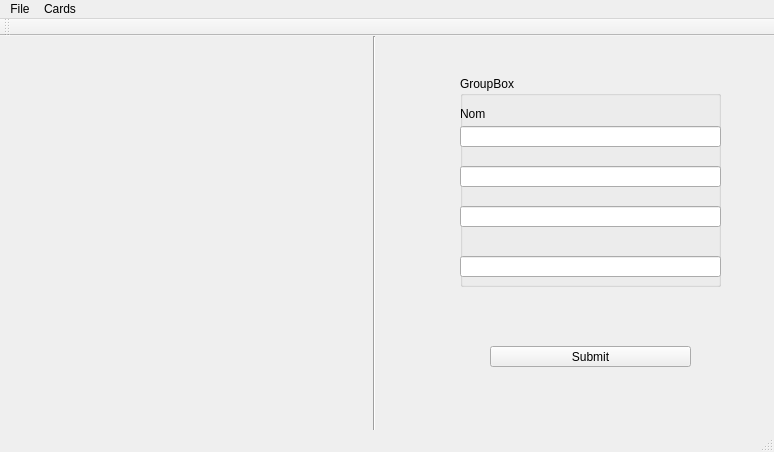
First picture: the form in gameCard-gen/gameCard-gen/gameCardgen.ui, repository simplyyCarlos/gameCard-gen, before the edit.
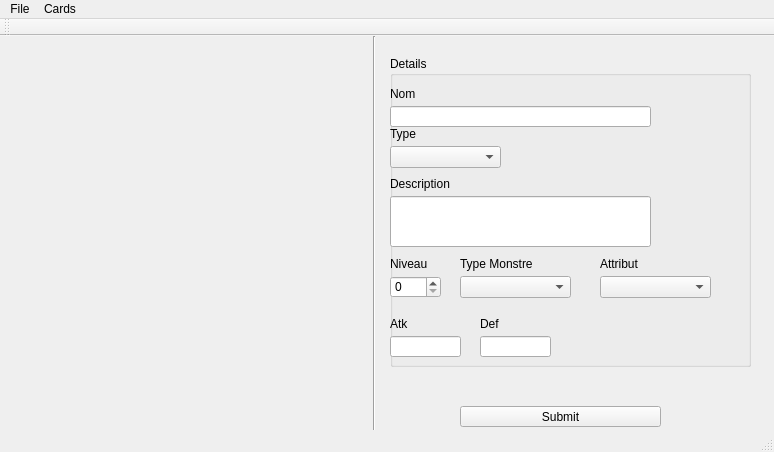
Second picture: the form after the edit.

Commit message: feats : add forms of yu gi oh card in the main window

Patch:
```diff
--- a/gameCard-gen/gameCard-gen/gameCardgen.ui
+++ b/gameCard-gen/gameCard-gen/gameCardgen.ui
@@ -17,8 +17,8 @@
    <widget class="QPushButton" name="pushButton">
     <property name="geometry">
      <rect>
-      <x>490</x>
-      <y>310</y>
+      <x>460</x>
+      <y>370</y>
       <width>201</width>
       <height>21</height>
      </rect>
@@ -43,14 +43,14 @@
    <widget class="QGroupBox" name="groupBox">
     <property name="geometry">
      <rect>
-      <x>460</x>
-      <y>40</y>
-      <width>261</width>
-      <height>211</height>
+      <x>390</x>
+      <y>20</y>
+      <width>361</width>
+      <height>311</height>
      </rect>
     </property>
     <property name="title">
-     <string>GroupBox</string>
+     <string>Details</string>
     </property>
     <widget class="QLineEdit" name="lineEdit_Nom">
      <property name="geometry">
@@ -66,9 +66,9 @@
      <property name="geometry">
       <rect>
        <x>0</x>
-       <y>90</y>
+       <y>140</y>
        <width>261</width>
-       <height>21</height>
+       <height>51</height>
       </rect>
      </property>
     </widget>
@@ -76,18 +76,8 @@
      <property name="geometry">
       <rect>
        <x>0</x>
-       <y>130</y>
-       <width>261</width>
-       <height>21</height>
-      </rect>
-     </property>
-    </widget>
-    <widget class="QLineEdit" name="lineEdit_4">
-     <property name="geometry">
-      <rect>
-       <x>0</x>
-       <y>180</y>
-       <width>261</width>
+       <y>280</y>
+       <width>71</width>
        <height>21</height>
       </rect>
      </property>
@@ -105,6 +95,147 @@
       <string>Nom</string>
      </property>
     </widget>
+    <widget class="QLabel" name="label_Type">
+     <property name="geometry">
+      <rect>
+       <x>0</x>
+       <y>70</y>
+       <width>49</width>
+       <height>16</height>
+      </rect>
+     </property>
+     <property name="text">
+      <string>Type</string>
+     </property>
+    </widget>
+    <widget class="QLabel" name="label_Description">
+     <property name="geometry">
+      <rect>
+       <x>0</x>
+       <y>120</y>
+       <width>71</width>
+       <height>16</height>
+      </rect>
+     </property>
+     <property name="text">
+      <string>Description</string>
+     </property>
+    </widget>
+    <widget class="QLabel" name="label_Atk">
+     <property name="geometry">
+      <rect>
+       <x>0</x>
+       <y>260</y>
+       <width>71</width>
+       <height>16</height>
+      </rect>
+     </property>
+     <property name="text">
+      <string>Atk</string>
+     </property>
+    </widget>
+    <widget class="QLabel" name="label_Niveau">
+     <property name="geometry">
+      <rect>
+       <x>0</x>
+       <y>200</y>
+       <width>71</width>
+       <height>16</height>
+      </rect>
+     </property>
+     <property name="text">
+      <string>Niveau</string>
+     </property>
+    </widget>
+    <widget class="QSpinBox" name="spinBox_Level">
+     <property name="geometry">
+      <rect>
+       <x>0</x>
+       <y>220</y>
+       <width>51</width>
+       <height>22</height>
+      </rect>
+     </property>
+    </widget>
+    <widget class="QLabel" name="label_TypeMonstre">
+     <property name="geometry">
+      <rect>
+       <x>70</x>
+       <y>200</y>
+       <width>81</width>
+       <height>16</height>
+      </rect>
+     </property>
+     <property name="text">
+      <string>Type Monstre</string>
+     </property>
+    </widget>
+    <widget class="QComboBox" name="comboBox_TypeMonstre">
+     <property name="geometry">
+      <rect>
+       <x>70</x>
+       <y>220</y>
+       <width>111</width>
+       <height>22</height>
+      </rect>
+     </property>
+    </widget>
+    <widget class="QLabel" name="label_Attribut">
+     <property name="geometry">
+      <rect>
+       <x>210</x>
+       <y>200</y>
+       <width>81</width>
+       <height>16</height>
+      </rect>
+     </property>
+     <property name="text">
+      <string>Attribut</string>
+     </property>
+    </widget>
+    <widget class="QComboBox" name="comboBox_AttributMonstre">
+     <property name="geometry">
+      <rect>
+       <x>210</x>
+       <y>220</y>
+       <width>111</width>
+       <height>22</height>
+      </rect>
+     </property>
+    </widget>
+    <widget class="QLabel" name="label_Def">
+     <property name="geometry">
+      <rect>
+       <x>90</x>
+       <y>260</y>
+       <width>71</width>
+       <height>16</height>
+      </rect>
+     </property>
+     <property name="text">
+      <string>Def</string>
+     </property>
+    </widget>
+    <widget class="QLineEdit" name="lineEdit_Def">
+     <property name="geometry">
+      <rect>
+       <x>90</x>
+       <y>280</y>
+       <width>71</width>
+       <height>21</height>
+      </rect>
+     </property>
+    </widget>
+    <widget class="QComboBox" name="comboBox_TypeCard">
+     <property name="geometry">
+      <rect>
+       <x>0</x>
+       <y>90</y>
+       <width>111</width>
+       <height>22</height>
+      </rect>
+     </property>
+    </widget>
    </widget>
   </widget>
   <widget class="QMenuBar" name="menuBar">
```
Left out of the diff: 8 changed lines with no effect on the pictures.
